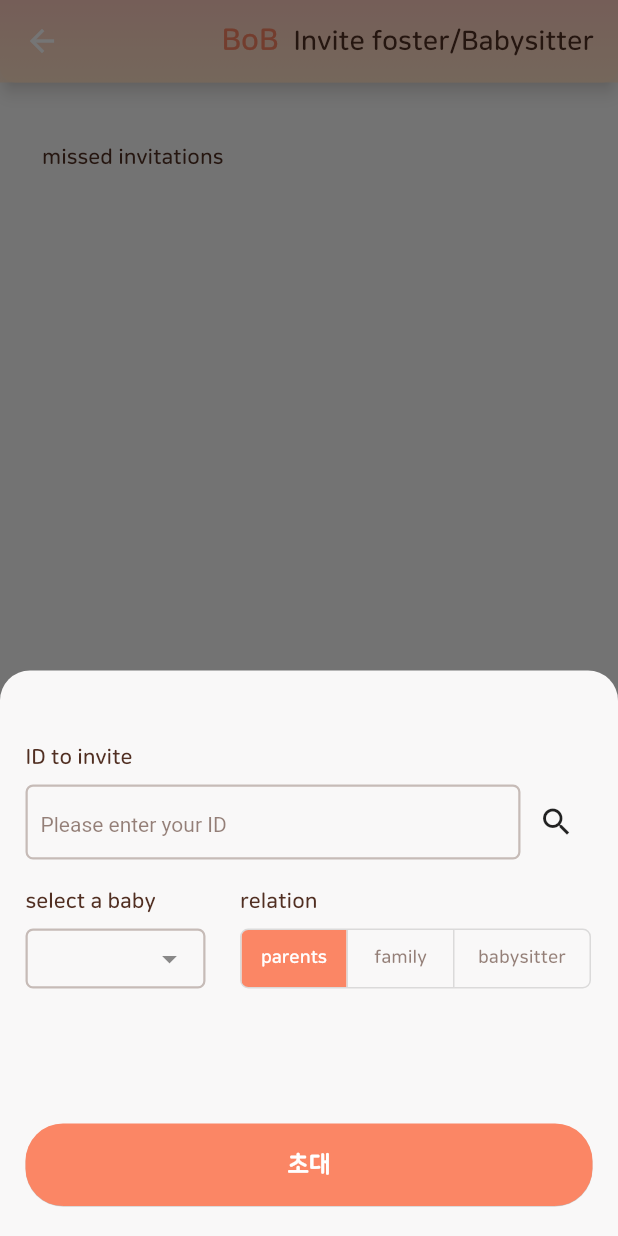
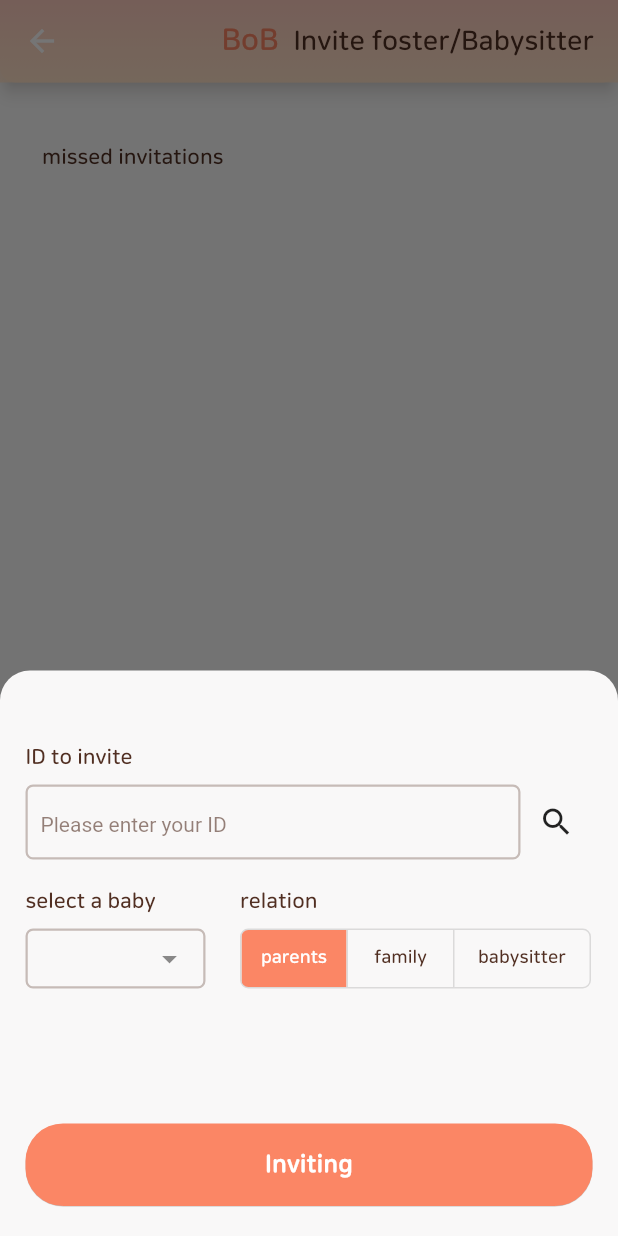
Before and after one commit to LSTM2023/BoB-AppPart, a Flutter app: the Invitation screen opened directly with empty values, after a tap on the "add" icon, on a phone screen of 412 x 824 dp. Run offline on Flutter 3.47's test engine with Material 2 defaults, Android fonts, the light colour scheme and no system bars; drawn by our look-alikes of dropdown_textfield; our stand-ins replace badges, carousel_slider, dio, easy_localization, firebase_core, firebase_messaging and 11 more; missing offline and left inert: flutter_naver_login, flutter_vlc_player, horizontal_picker, jwt_decode, multi_masked_formatter, omni_datetime_picker and 2 more; accounts and stored records are empty; Roboto replaces fonts that are missing (omew).

Commit message:
:recycle: 리팩토링

```diff
--- a/BoB/lib/language.dart
+++ b/BoB/lib/language.dart
@@ -169,7 +169,9 @@ class Languages extends Translations{
       'find_exist' : '아이디를 찾았습니다',
       'license' : '오픈소스 라이선스',
       'warning' : '주의',
-      'warning_form' : '입력 양식을 지켜주세요.'
+      'warning_form' : '입력 양식을 지켜주세요.',
+      'search_completed': '검색 완료',
+      'invitation_complete' : '초대 완료하였습니다.'
     },
     'en_US':{
       'total' : 'total',
@@ -338,7 +340,9 @@ class Languages extends Translations{
       'find_exist' : 'Found ID.',
       'license' : 'Open Source Licenses',
       'warning' : 'Warning',
-      'warning_form' : 'Please keep the input form'
+      'warning_form' : 'Please keep the input form',
+      'search_completed': 'Search completed',
+      'invitation_complete' : 'Invitation completed'
     }
   };
 }
--- a/BoB/lib/screens/MyPage/Invitation.dart
+++ b/BoB/lib/screens/MyPage/Invitation.dart
@@ -8,9 +8,10 @@ import '../../services/backend.dart';
 import '../../widgets/form.dart';
 
 class Invitation extends StatefulWidget{
+  final String myEmail;
   final List<Baby> activeBabies;
   final List<Baby> disActiveBabies;
-  const Invitation(this.activeBabies, this.disActiveBabies, {super.key});
+  const Invitation(this.myEmail, this.activeBabies, this.disActiveBabies, {super.key});
   @override
   State<Invitation> createState() => _Invitation();
 }
@@ -65,17 +66,9 @@ class _Invitation extends State<Invitation> {
                           children: [
                             label(baby.name, 'extra-bold', 12, 'base100'),
                             OutlinedButton(
-                                style: ElevatedButton.styleFrom(
-                                  padding: const EdgeInsets.fromLTRB(9, 4, 9, 4),
-                                  shape: const RoundedRectangleBorder(
-                                      borderRadius: BorderRadius.all(
-                                          Radius.circular(5.0)
-                                      )
-                                  ),
-                                  side: const BorderSide(width: 1.5, color: Color(0xFFFB8665)),
-                                ),
-                                onPressed: () => invitationAcceptance(baby.relationInfo.BabyId),
-                                child: label('accept'.tr, 'bold', 10, 'primary')
+                              style: outlineButtonForm(9, 4, const Color(0xFFFB8665)),
+                              onPressed: () => invitationAcceptance(baby.relationInfo.BabyId),
+                              child: label('accept'.tr, 'bold', 10, 'primary')
                             )
                           ]
                       )
@@ -97,7 +90,7 @@ class _Invitation extends State<Invitation> {
         isScrollControlled: true,
         context: context,
         builder: (BuildContext context) {
-          return InvitationBottomSheet(widget.activeBabies);
+          return InvitationBottomSheet(widget.myEmail, widget.activeBabies);
         }
     );
   }
--- a/BoB/lib/screens/MyPage/InvitationNew.dart
+++ b/BoB/lib/screens/MyPage/InvitationNew.dart
@@ -9,55 +9,48 @@ import '../BaseWidget.dart';
 import 'package:time_range_picker/time_range_picker.dart';
 import 'package:bob/widgets/text.dart';
 import 'package:bob/widgets/form.dart';
-import 'package:easy_localization/easy_localization.dart' hide StringTranslateExtension;
 
 class InvitationBottomSheet extends StatefulWidget{
+  final String myEmail;
   final List<Baby> babies;
-  const InvitationBottomSheet(this.babies, {super.key});
+  const InvitationBottomSheet(this.myEmail, this.babies, {super.key});
   @override
   State<InvitationBottomSheet> createState() => _InvitationBottomSheet();
 }
 class _InvitationBottomSheet extends State<InvitationBottomSheet> {
+
+  late TextEditingController targetIdClr;   // 초대할 사람의 ID 입력
+  late int selectedBabyIdx;                   // 대상 아기 선택
+  late int selectedRel;                     // 관계(0:부모, 1:가족, 2:베이비시터)
+  late List<DropDownValueModel> babyValueList;
+  late List<int> allowedWeek;               // 요일 택
+  late List<int> allowedTime;               // [시작 시간, 종료 시간]
+
+  bool additionalInfoFlag = false;          // Offstage flag
+  bool selectedTargetID = false;
+
   final List<String> week = ['월', '화', '수', '목', '금', '토', '일'];
-  // 선택 창
-  String targetID = '';
-  int selectedBabyIdx=-1;
-  bool _getAdditionalInfo = false;
-  List<String> selectedWeek = ['0','0','0','0','0','0','0'];   // 요일 택
-  late TextEditingController idClr;
-  late List<DropDownValueModel> babyValueList;
-  late TextEditingController bNameClr;
-  late TextEditingController bBirthClr;
-  late String startTime;
-  late String endTime;
 
   @override
   void initState() {
-    idClr = TextEditingController();
-    bNameClr = TextEditingController();
-    bBirthClr = TextEditingController();
-    startTime = "00:00";
-    endTime = "23:59";
+    targetIdClr = TextEditingController();
+    selectedBabyIdx = -1;
+    selectedRel = 0;
+    allowedWeek = [0, 0, 0, 0, 0, 0, 0];
+    allowedTime = [12,0,20,0];
     babyValueList = getBabyList();
     super.initState();
   }
-
-  List<bool> birthSelected = [true, false];
-  int relationSelected = 0;
-  getBabyList(){
-    List<DropDownValueModel> tmp = [];
-    for(int i=0; i<widget.babies.length; i++){
-      tmp.add(DropDownValueModel(name:widget.babies[i].name, value: i));
-    }
-    return tmp;
+  @override
+  void dispose() {
+    super.dispose();
+    targetIdClr.dispose();
   }
 
   @override
   Widget build(BuildContext context) {
     return Container(
-        padding: EdgeInsets.only(
-            bottom: MediaQuery.of(context).viewInsets.bottom, left: 17, right: 17
-        ),
+        padding: bottomSheetPadding(context, 17.0),
         child: SingleChildScrollView(
           child: Column(
             mainAxisAlignment: MainAxisAlignment.start,
@@ -72,14 +65,16 @@ class _InvitationBottomSheet extends State<InvitationBottomSheet> {
                     children: [
                       Expanded(
                         child : TextFormField(
-                          controller: idClr,
+                          controller: targetIdClr,
                           keyboardType: TextInputType.emailAddress,
                           decoration: formDecoration('invitation2_idDeco'.tr),
-                          enabled: targetID.isEmpty,
+                          enabled: !selectedTargetID,
                         ),
                       ),
-                      // 중복 체크 버튼
-                      IconButton(onPressed: () => duplicateCheck(), icon: targetID.isEmpty?const Icon(Icons.search):const Icon(Icons.check, color:Colors.green))
+                      IconButton(   // 중복 체크 버튼
+                        onPressed: () => duplicateCheck(targetIdClr.text.trim()),
+                        icon: selectedTargetID ? const Icon(Icons.check, color:Colors.green) : const Icon(Icons.search)
+                      )
                     ]
                 ),
               ),
@@ -102,7 +97,6 @@ class _InvitationBottomSheet extends State<InvitationBottomSheet> {
                         width: 120,
                         child: DropDownTextField(
                           textFieldDecoration: formDecoration(''),
-                          //controller: ,
                           clearOption: false,
                           onChanged: (item){
                             selectedBabyIdx = item.value;
@@ -125,35 +119,30 @@ class _InvitationBottomSheet extends State<InvitationBottomSheet> {
                       borderRadius: BorderRadius.circular(5.0),
                       fillColor: const Color(0xFFFB8665),
                       selectedColor : Colors.white,
-                      color: const Color(0x99512F22),
                       onPressed: (int idx){
                         setState(() {
-                          relationSelected = idx;
-                          if(idx!=0){
-                            _getAdditionalInfo = true;
-                          }else{
-                            _getAdditionalInfo = false;
-                          }
+                          selectedRel = idx;
+                          additionalInfoFlag = (idx!=0) ? true : false;
                         });
                       },
-                      isSelected: [relationSelected==0,relationSelected==1,relationSelected==2],
+                      isSelected: [selectedRel==0,selectedRel==1,selectedRel==2],
                       children: [
                         SizedBox(
                             width: 70,
                             child: Center(
-                                child: Text('relation0'.tr, style: TextStyle(fontSize: 12, fontWeight: FontWeight.bold, fontFamily: 'NanumSquareRound'))
+                                child: label('relation0'.tr, 'bold', 12, (selectedRel==0)?'white':'base100')
                             )
                         ),
                         SizedBox(
                             width: 70,
                             child: Center(
-                                child: Text('relation1'.tr, style: TextStyle(fontSize: 12, fontWeight: FontWeight.bold, fontFamily: 'NanumSquareRound'))
+                                child: label('relation1'.tr, 'bold', 12, (selectedRel==1)?'white':'base100')
                             )
                         ),
                         SizedBox(
                             width: 90,
                             child: Center(
-                                child: Text('relation2'.tr, style: TextStyle(fontSize: 12, fontWeight: FontWeight.bold, fontFamily: 'NanumSquareRound'))
+                                child: label('relation2'.tr, 'bold', 12, (selectedRel==2)?'white':'base100')
                             )
                         ),
                       ],
@@ -163,11 +152,11 @@ class _InvitationBottomSheet extends State<InvitationBottomSheet> {
               ),
               const SizedBox(height: 18),
               Offstage(
-                offstage: !_getAdditionalInfo,
+                offstage: !additionalInfoFlag,
                 child: Column(
                   crossAxisAlignment: CrossAxisAlignment.start,
                   children: [
-                    // week
+                    // 접근 요일
                     label('invitation2_accY'.tr, 'bold', 14, 'base100'),
                     const SizedBox(height: 10),
                     Row(
@@ -175,7 +164,7 @@ class _InvitationBottomSheet extends State<InvitationBottomSheet> {
                         children: getWeek()
                     ),
                     const SizedBox(height: 18),
-                    // time
+                    // 접근 시간
                     label('invitation2_accT'.tr, 'bold', 14, 'base100'),
                     const SizedBox(height: 8),
                     Padding(
@@ -183,26 +172,26 @@ class _InvitationBottomSheet extends State<InvitationBottomSheet> {
                         child: Row(
                           mainAxisAlignment: MainAxisAlignment.spaceBetween,
                           children: [
-                            label('$startTime ~ $endTime', 'bold', 14, 'base60'),
+                            label(
+                                "${allowedTime[0].toString().padLeft(2,'0')}:${allowedTime[1].toString().padLeft(2,'0')} ~ ${allowedTime[2].toString().padLeft(2,'0')}:${allowedTime[1].toString().padLeft(2,'0')}",
+                                'bold', 14, 'base60'
+                            ),
                             OutlinedButton(
-                                style: ElevatedButton.styleFrom(
-                                  padding: const EdgeInsets.fromLTRB(12, 7, 12, 7),
-                                  shape: const RoundedRectangleBorder(
-                                      borderRadius: BorderRadius.all(
-                                          Radius.circular(5.0)
-                                      )
-                                  ),
-                                  side: const BorderSide(width: 1.5, color: Color(0xFFFB8665)),
-                                ),
+                              style: outlineButtonForm(12, 7, const Color(0xFFFB8665)),
                               onPressed: () async {
                                   TimeRange result = await showTimeRangePicker(
                                     context: context,
+                                    start: TimeOfDay(hour: allowedTime[0], minute: allowedTime[1]),
+                                    end: TimeOfDay(hour: allowedTime[2], minute: allowedTime[3]),
                                     handlerColor: const Color(0xffff846d),
                                     strokeColor: const Color(0xffff846d),
+                                      use24HourFormat:false
                                   );
                                   setState(() {
-                                    startTime = "${result.startTime.hour.toString().padLeft(2,'0')}:${result.startTime.minute.toString().padLeft(2,'0')}";
-                                    endTime = "${result.endTime.hour.toString().padLeft(2,'0')}:${result.endTime.minute.toString().padLeft(2,'0')}";
+                                    allowedTime[0] = result.startTime.hour;
+                                    allowedTime[1] = result.startTime.minute;
+                                    allowedTime[2] = result.endTime.hour;
+                                    allowedTime[3] = result.endTime.minute;
                                   });
                               },
                                 child: label('invitation2_setT'.tr, 'bold', 12, 'primary')
@@ -215,9 +204,9 @@ class _InvitationBottomSheet extends State<InvitationBottomSheet> {
               ),
               const SizedBox(height: 72),
               ElevatedButton(
+                  style: btnStyleForm('white', 'primary', 25),
                   onPressed: () => invitation(),
-                  style: btnStyleForm('white', 'primary', 25),
-                  child: label('invitation'.tr, 'extra-bold', 16, 'white')
+                  child: label('invitation_invTitle'.tr, 'extra-bold', 16, 'white')
               ),
               const SizedBox(height: 20),
             ],
@@ -225,78 +214,103 @@ class _InvitationBottomSheet extends State<InvitationBottomSheet> {
         )
     );
   }
-  void invitation() async{
-    //String targetemail = idClr.text.trim();
-    if(targetID.isEmpty){
-      Get.snackbar('', 'select_id_invi'.tr, snackPosition: SnackPosition.BOTTOM, duration: const Duration(seconds: 2));
-      return;
+
+  getBabyList(){
+    List<DropDownValueModel> tmp = [];
+    for(int i=0; i<widget.babies.length; i++){
+      tmp.add(
+          DropDownValueModel(name:widget.babies[i].name, value: i)
+      );
     }
-    if(selectedBabyIdx == -1){
-      Get.snackbar('', 'select_baby_invi'.tr, snackPosition: SnackPosition.BOTTOM, duration: const Duration(seconds: 2));
-      return;
+    return tmp;
   }
-    Baby invitBaby = widget.babies[selectedBabyIdx];
-    Baby_relation relation;
-    if(relationSelected == 0){  // -> 부모
-      relation = Baby_relation(invitBaby.relationInfo.BabyId, 0, 127, "00:00", "23:59", false);
-    }else{    // 가족 or 베이비시터
-      relation = Baby_relation(invitBaby.relationInfo.BabyId, relationSelected, int.parse(selectedWeek.join(), radix: 2), startTime, endTime, false);
-    }
-    var tmp = relation.toJson();
-    tmp['email'] = targetID;
-    var result = await invitationService(tmp);
-    Get.back();
-  }
-
-  void duplicateCheck() async {
-    String email = idClr.text.trim();
-    // 1. validation
-    if(!validateEmail(email)){
-      Get.snackbar('', 'keep_id'.tr, snackPosition: SnackPosition.BOTTOM, duration: const Duration(seconds: 2));
-      return;
-    }
-    // 2. check
-    String responseData = await emailOverlapService(email);
-    if(responseData == "True"){
-      Get.snackbar('warning', 'not_exist_ids'.tr, snackPosition: SnackPosition.BOTTOM, duration: const Duration(seconds: 2));
-    }else{
-      setState(() {
-        targetID = email;
-      });
-      Get.snackbar('검색 완료', 'find_exist'.tr, snackPosition: SnackPosition.BOTTOM, duration: const Duration(seconds: 2));
-    }
-  }
-
-  // 접근 요일 선택을 위한
+  // 접근 요일 선택을 위한 폼 작성
   getWeek(){
-    List<FilterChip> wget = [];
+    List<FilterChip> chips = [];
     for(int i=0; i<7; i++){
-      wget.add(FilterChip(
+      chips.add(
+          FilterChip(
+              label: label(week[i], 'bold', 12, (allowedWeek[i] == 1? 'white' : 'base60')),
               shape: const CircleBorder(
-              side: BorderSide(
-                color: Color(0x4D512F22)
-              )
+                  side: BorderSide(color: Color(0x4D512F22))
               ),
-            padding: const EdgeInsets.all(12),
+              padding: const EdgeInsets.all(8),
               selectedColor: const Color(0xFFFB8665),
               backgroundColor: Colors.white,
-            label: label(week[i], 'bold', 12, (selectedWeek[i]=="1"? 'white' : 'base60')),
+              selected: allowedWeek[i] == 1,
               showCheckmark: false,
-            selected: selectedWeek[i]=="1",
-            onSelected: (bool notSelected){
+              onSelected: (bool notSelection){
                 setState(() {
-                if(notSelected){
-                  if(selectedWeek[i]!=1){
-                    selectedWeek[i] = "1";
+                  if(notSelection){
+                    if(allowedWeek[i] == 0){
+                      allowedWeek[i] = 1;
                     }
                   }
                   else{
-                  selectedWeek[i] = "0";
+                    allowedWeek[i] = 0;
                   }
                 });
               }
-      ));
+          )
+      );
     }
-    return wget.toList();
+    return chips.toList();
+  }
+
+  /// METHOD - 중복 체크 메소드
+  void duplicateCheck(String email) async {
+    // [0] validate
+    if(!validateEmail(email)){
+      Get.snackbar('warning'.tr, 'keep_id'.tr, snackPosition: SnackPosition.BOTTOM);
+      return;
+    }
+    // duplicate ID baby API
+    String responseData = await emailOverlapService(email);
+    if(responseData == "True"){
+      Get.snackbar('warning'.tr, 'not_exist_ids'.tr, snackPosition: SnackPosition.BOTTOM);
+    }else{
+      setState(() {
+        selectedTargetID = true;
+      });
+      Get.snackbar('search_completed'.tr, 'find_exist'.tr, snackPosition: SnackPosition.BOTTOM);
     }
   }
+  /// METHOD - new 추가 양육자 초대 메소드
+  void invitation() async{
+    // [0] validate
+    if(!selectedTargetID || targetIdClr.text.trim() == widget.myEmail){
+      Get.snackbar('warning'.tr, 'select_id_invi'.tr);
+      return;
+    }
+    if(selectedBabyIdx < 0 || selectedBabyIdx >= widget.babies.length){
+      Get.snackbar('warning'.tr, 'select_baby_invi'.tr);
+      return;
+    }
+    if(selectedRel < 0 || selectedRel > 3){
+      Get.snackbar('warning'.tr, '초대할 아기와 관계를 선택해주세요');
+      return;
+    }
+    int allowedW = int.parse(allowedWeek.join(), radix: 2);
+    if(!validateWeek(allowedW)){
+      Get.snackbar('warning'.tr, '올바른 접근 요일이 아닙니다.');
+      return;
+    }
+    if(!validateTimeRange(allowedTime)){
+      Get.snackbar('warning'.tr, '올바른 접근 요일이 아닙니다.');
+      return;
+    }
+
+    Baby invitBaby = widget.babies[selectedBabyIdx];
+    Baby_relation relation = (selectedRel == 0)
+          ? Baby_relation(invitBaby.relationInfo.BabyId, 0, 127, "00:00", "23:59", false)
+          : Baby_relation(invitBaby.relationInfo.BabyId, selectedRel, allowedW, '${allowedTime[0].toString().padLeft(2,'0')}:${allowedTime[1].toString().padLeft(2,'0')}', '${allowedTime[2].toString().padLeft(2,'0')}:${allowedTime[3].toString().padLeft(2,'0')}', false);
+
+    var relationJson = relation.toJson();
+    relationJson['email'] = targetIdClr.text.trim();
+    var result = await invitationService(relationJson);
+    print(result);
+    //if(result['result'] == 'success'){
+      //Get.back();
+    //}
+  }
+}
--- a/BoB/lib/screens/MyPage/withdraw.dart
+++ b/BoB/lib/screens/MyPage/withdraw.dart
@@ -19,14 +19,12 @@ class _WithdrawBottomSheet extends State<WithdrawBottomSheet> {
   @override
   Widget build(BuildContext context) {
     return Container(
-      padding: EdgeInsets.only(
-          top: 25, bottom: MediaQuery.of(context).viewInsets.bottom,
-          left: 16, right: 16
-      ),
+      padding: bottomSheetPadding(context, 16.0),
       child: SingleChildScrollView(
         child: Column(
           crossAxisAlignment: CrossAxisAlignment.start,
           children: [
+            const SizedBox(height: 25),
             Center(
                 child: label('main4_withdrawal'.tr, 'bold', 20, 'base100')
             ),
--- a/BoB/lib/screens/main_3_diary.dart
+++ b/BoB/lib/screens/main_3_diary.dart
@@ -199,7 +199,7 @@ class MainDiaryState extends State<MainDiary> {
                               children: [
                                 label(snapshot.data!.title, 'bold', 16, 'base100'),
                                 Expanded(
-                                  child: Text(snapshot.data!.writtenTime, textAlign: TextAlign.right,style: const TextStyle(color: Color(0x99512F22)),),
+                                  child: Text(snapshot.data!.writtenTime, textAlign: TextAlign.right, style: const TextStyle(color: Color(0x99512F22)),),
                                 ),
                               ],
                             ),
--- a/BoB/lib/screens/main_4_mypage.dart
+++ b/BoB/lib/screens/main_4_mypage.dart
@@ -337,7 +337,7 @@ class MainMyPageState extends State<MainMyPage>{
   }
   /// [1] method for invite additional caregivers
   invitation() async {
-    await Get.to(() => Invitation(activateBabies, disActivateBabies));
+    await Get.to(() => Invitation(widget.userinfo.email, activateBabies, disActivateBabies));
     await widget.reloadBabiesFunction();
   }
   /// [2] method for change language mode
--- a/BoB/lib/services/backend.dart
+++ b/BoB/lib/services/backend.dart
@@ -27,8 +27,11 @@ invitationService(data) async{
   try{
     dio.options.headers['Authorization'] = await getToken();
     Response response = await dio.post('${PATH}/api/baby/connect/',data: data);
+    if(response.statusCode == 500)
+      return 'already';
     return response.data;
-  }on DioException{
+  }catch (e) {
+    print('>>> ' + e.toString());
     dio.options.headers['Authorization'] = await refresh();
     Response response = await dio.post('${PATH}/api/baby/connect/',data: data);
     return response.data;
--- a/BoB/lib/widgets/form.dart
+++ b/BoB/lib/widgets/form.dart
@@ -132,3 +132,22 @@ modalBottomSheetFormRound(){
       )
   );
 }
+// bottomSheet Padding
+bottomSheetPadding(BuildContext context, double padLR){
+  return EdgeInsets.only(
+      bottom: MediaQuery.of(context).viewInsets.bottom,
+      left: padLR, right: padLR
+  );
+}
+
+outlineButtonForm(double padLR, double padTB, Color borderColor){
+  return OutlinedButton.styleFrom(
+    padding: EdgeInsets.fromLTRB(padLR, padTB, padLR, padTB),
+    shape: const RoundedRectangleBorder(
+        borderRadius: BorderRadius.all(
+            Radius.circular(5.0)
+        )
+    ),
+    side: BorderSide(width: 1.5, color: borderColor),
+  );
+}
```
Also changed, not shown: BoB/lib/models/validate.dart (+12 -0 lines), BoB/lib/screens/MyPage/BabyBottomSheet.dart (+3 -8 lines). Lines whose indentation alone changed are shown as unchanged.
